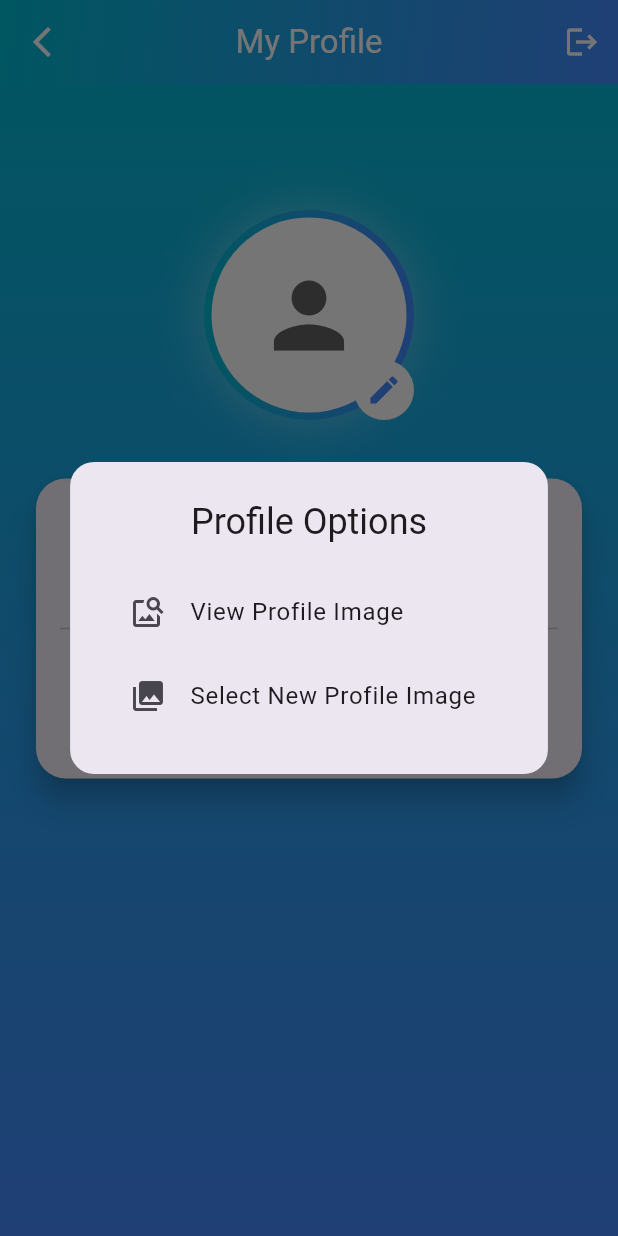
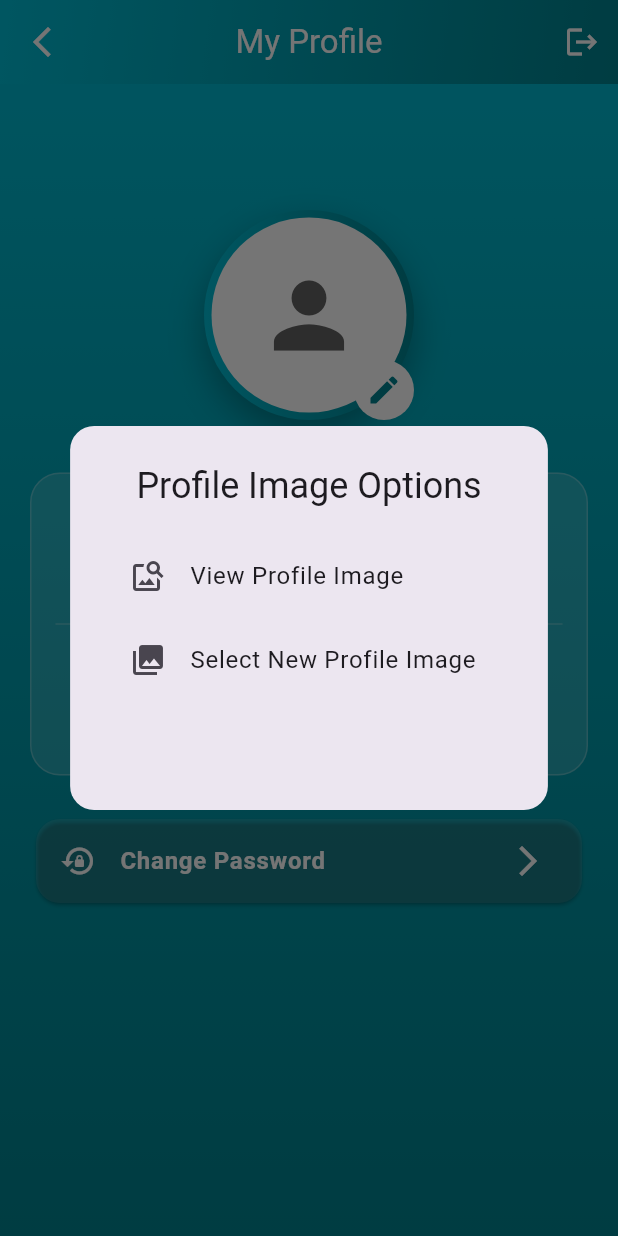
Before and after one commit to PreyanshuShah/Yatra, a Flutter app: the ProfilePage screen opened directly, after a tap on the "person" icon, on a phone screen of 412 x 824 dp. Run offline on Flutter 3.47's test engine with Material 3 defaults, Android fonts, the phone set to English and light mode, and no system bars; our stand-ins replace dio, file_picker, image_picker, shared_preferences; accounts and stored records are empty; network calls fail.

Commit message:
Update profile_page.dart

```diff
--- a/Front/lib/View/profile_page.dart
+++ b/Front/lib/View/profile_page.dart
@@ -1,10 +1,12 @@
+// profile_page.dart
+
 import 'package:flutter/material.dart';
 import 'package:shared_preferences/shared_preferences.dart';
 import 'package:http/http.dart' as http;
 import 'dart:convert';
 import 'package:image_picker/image_picker.dart';
 
-import 'login_page.dart'; // ✅ Import Login Page
+import 'login_page.dart';
 
 class ProfilePage extends StatefulWidget {
   const ProfilePage({super.key});
@@ -50,7 +52,7 @@ class _ProfilePageState extends State<ProfilePage> {
         throw Exception("Failed to load user data");
       }
     } catch (e) {
-      print('Error: $e');
+      print('Error fetching user data: $e');
       setState(() => _isLoading = false);
     }
   }
@@ -85,10 +87,111 @@ class _ProfilePageState extends State<ProfilePage> {
     }
   }
 
+  Future<void> _changePassword(
+      String currentPassword, String newPassword) async {
+    try {
+      SharedPreferences prefs = await SharedPreferences.getInstance();
+      String? token = prefs.getString('access_token');
+
+      final response = await http.post(
+        Uri.parse('http://127.0.0.1:8000/auth/change-password/'),
+        headers: {
+          'Authorization': 'Bearer $token',
+          'Content-Type': 'application/json',
+        },
+        body: jsonEncode({
+          'current_password': currentPassword,
+          'new_password': newPassword,
+        }),
+      );
+
+      if (response.statusCode == 200) {
+        _showMessage("✅ Password changed successfully", Colors.green);
+      } else {
+        final data = jsonDecode(response.body);
+        _showMessage(data['error'] ?? "❌ Password change failed", Colors.red);
+      }
+    } catch (e) {
+      _showMessage("❌ Error: $e", Colors.red);
+    }
+  }
+
+  void _showChangePasswordDialog() {
+    final currentPassController = TextEditingController();
+    final newPassController = TextEditingController();
+    bool obscureCurrent = true;
+    bool obscureNew = true;
+
+    showDialog(
+      context: context,
+      builder: (_) {
+        return StatefulBuilder(
+          builder: (context, setState) => AlertDialog(
+            title: const Text("Change Password"),
+            shape:
+                RoundedRectangleBorder(borderRadius: BorderRadius.circular(16)),
+            content: Column(
+              mainAxisSize: MainAxisSize.min,
+              children: [
+                TextField(
+                  controller: currentPassController,
+                  obscureText: obscureCurrent,
+                  decoration: InputDecoration(
+                    labelText: 'Current Password',
+                    prefixIcon: const Icon(Icons.lock_outline),
+                    suffixIcon: IconButton(
+                      icon: Icon(obscureCurrent
+                          ? Icons.visibility_off
+                          : Icons.visibility),
+                      onPressed: () {
+                        setState(() => obscureCurrent = !obscureCurrent);
+                      },
+                    ),
+                  ),
+                ),
+                const SizedBox(height: 12),
+                TextField(
+                  controller: newPassController,
+                  obscureText: obscureNew,
+                  decoration: InputDecoration(
+                    labelText: 'New Password',
+                    prefixIcon: const Icon(Icons.lock),
+                    suffixIcon: IconButton(
+                      icon: Icon(
+                          obscureNew ? Icons.visibility_off : Icons.visibility),
+                      onPressed: () {
+                        setState(() => obscureNew = !obscureNew);
+                      },
+                    ),
+                  ),
+                ),
+              ],
+            ),
+            actions: [
+              TextButton(
+                child: const Text("Cancel"),
+                onPressed: () => Navigator.pop(context),
+              ),
+              ElevatedButton(
+                child: const Text("Change"),
+                onPressed: () {
+                  Navigator.pop(context);
+                  _changePassword(
+                    currentPassController.text.trim(),
+                    newPassController.text.trim(),
+                  );
+                },
+              ),
+            ],
+          ),
+        );
+      },
+    );
+  }
+
   Future<void> _logout() async {
     SharedPreferences prefs = await SharedPreferences.getInstance();
     await prefs.clear();
-
     _showMessage("Logged out successfully!", Colors.green);
 
     if (!mounted) return;
@@ -110,9 +213,10 @@ class _ProfilePageState extends State<ProfilePage> {
       context: context,
       builder: (_) => AlertDialog(
         shape: RoundedRectangleBorder(borderRadius: BorderRadius.circular(16)),
-        title: const Text("Profile Options", textAlign: TextAlign.center),
-        content: Column(
-          mainAxisSize: MainAxisSize.min,
+        title: const Text("Profile Image Options", textAlign: TextAlign.center),
+        content: SizedBox(
+          height: 160,
+          child: Column(
             children: [
               ListTile(
                 leading: const Icon(Icons.image_search),
@@ -145,6 +249,7 @@ class _ProfilePageState extends State<ProfilePage> {
             ],
           ),
         ),
+      ),
     );
   }
 
@@ -170,14 +275,13 @@ class _ProfilePageState extends State<ProfilePage> {
         actions: [
           IconButton(
             icon: const Icon(Icons.logout, color: Colors.white),
-            tooltip: 'Logout',
             onPressed: _logout,
-          )
+          ),
         ],
         flexibleSpace: Container(
           decoration: const BoxDecoration(
             gradient: LinearGradient(
-              colors: [Colors.cyan, Colors.blueAccent],
+              colors: [Color(0xFF00BCD4), Color(0xFF00838F)],
               begin: Alignment.topLeft,
               end: Alignment.bottomRight,
             ),
@@ -186,11 +290,10 @@ class _ProfilePageState extends State<ProfilePage> {
       ),
       body: Stack(
         children: [
-          // Background gradient
           Container(
             decoration: const BoxDecoration(
               gradient: LinearGradient(
-                colors: [Colors.cyan, Colors.blueAccent],
+                colors: [Color(0xFF00BCD4), Color(0xFF00838F)],
                 begin: Alignment.topCenter,
                 end: Alignment.bottomCenter,
               ),
@@ -203,7 +306,6 @@ class _ProfilePageState extends State<ProfilePage> {
                   padding: const EdgeInsets.only(top: 140, bottom: 40),
                   child: Column(
                     children: [
-                      // Profile Picture + Edit
                       GestureDetector(
                         onTap: _showImageOptions,
                         child: Stack(
@@ -214,13 +316,16 @@ class _ProfilePageState extends State<ProfilePage> {
                               decoration: BoxDecoration(
                                 shape: BoxShape.circle,
                                 gradient: const LinearGradient(
-                                  colors: [Colors.cyan, Colors.blueAccent],
+                                  colors: [
+                                    Color(0xFF00BCD4),
+                                    Color(0xFF00838F)
+                                  ],
                                 ),
                                 boxShadow: [
                                   BoxShadow(
-                                    color: Colors.white.withOpacity(0.3),
-                                    blurRadius: 25,
-                                    spreadRadius: 3,
+                                    color: Colors.black.withOpacity(0.3),
+                                    blurRadius: 20,
+                                    offset: const Offset(0, 10),
                                   ),
                                 ],
                               ),
@@ -239,46 +344,70 @@ class _ProfilePageState extends State<ProfilePage> {
                             const CircleAvatar(
                               radius: 20,
                               backgroundColor: Colors.white,
-                              child: Icon(Icons.edit, color: Colors.blueAccent),
+                              child: Icon(Icons.edit, color: Color(0xFF00838F)),
                             ),
                           ],
                         ),
                       ),
-
                       const SizedBox(height: 35),
-
-                      // Info Card
                       Padding(
                         padding: const EdgeInsets.symmetric(horizontal: 20),
-                        child: Card(
-                          elevation: 8,
-                          shape: RoundedRectangleBorder(
+                        child: Container(
+                          decoration: BoxDecoration(
+                            color: Colors.white.withOpacity(0.15),
                             borderRadius: BorderRadius.circular(20),
+                            border: Border.all(color: Colors.white24),
                           ),
-                          child: Padding(
                           padding: const EdgeInsets.symmetric(
                               horizontal: 16, vertical: 20),
                           child: Column(
                             children: [
                               ListTile(
                                 leading: const Icon(Icons.person_outline,
-                                      color: Colors.cyan),
+                                    color: Colors.white),
                                 title: const Text("Username",
                                     style: TextStyle(
-                                          fontWeight: FontWeight.bold)),
-                                  subtitle: Text(_username),
+                                        fontWeight: FontWeight.bold,
+                                        color: Colors.white)),
+                                subtitle: Text(_username,
+                                    style:
+                                        const TextStyle(color: Colors.white70)),
                               ),
-                                const Divider(),
+                              const Divider(color: Colors.white24),
                               ListTile(
                                 leading: const Icon(Icons.email_outlined,
-                                      color: Colors.cyan),
+                                    color: Colors.white),
                                 title: const Text("Email",
                                     style: TextStyle(
-                                          fontWeight: FontWeight.bold)),
-                                  subtitle: Text(_email),
+                                        fontWeight: FontWeight.bold,
+                                        color: Colors.white)),
+                                subtitle: Text(_email,
+                                    style:
+                                        const TextStyle(color: Colors.white70)),
                               ),
                             ],
                           ),
+                        ),
+                      ),
+                      const SizedBox(height: 25),
+                      Padding(
+                        padding: const EdgeInsets.symmetric(horizontal: 20),
+                        child: Card(
+                          color: Colors.white.withOpacity(0.1),
+                          shape: RoundedRectangleBorder(
+                              borderRadius: BorderRadius.circular(16)),
+                          child: ListTile(
+                            leading: const Icon(Icons.lock_reset,
+                                color: Colors.white),
+                            title: const Text(
+                              "Change Password",
+                              style: TextStyle(
+                                  color: Colors.white,
+                                  fontWeight: FontWeight.bold),
+                            ),
+                            trailing: const Icon(Icons.arrow_forward_ios,
+                                color: Colors.white),
+                            onTap: _showChangePasswordDialog,
                           ),
                         ),
                       ),
```
Lines whose indentation alone changed are shown as unchanged.
